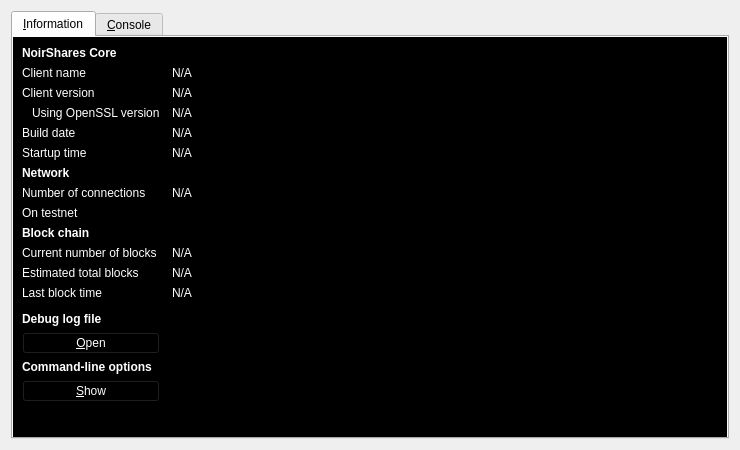
The window that src/qt/forms/rpcconsole.ui (NoirX/NoirShares-v2-old) describes before a commit, drawn with Qt 5.
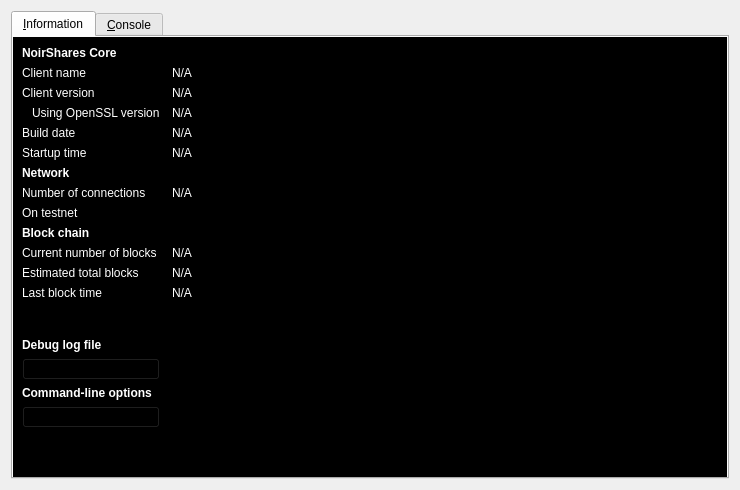
The same window after the commit. Icons and pictures are not drawn.

```diff
--- a/src/qt/forms/rpcconsole.ui
+++ b/src/qt/forms/rpcconsole.ui
@@ -7,7 +7,7 @@
     <x>0</x>
     <y>0</y>
     <width>740</width>
-    <height>450</height>
+    <height>490</height>
    </rect>
   </property>
   <property name="windowTitle">
@@ -327,6 +327,9 @@
          <property name="toolTip">
           <string>Open the NoirShares debug log file from the current data directory. This can take a few seconds for large log files.</string>
          </property>
+         <property name="styleSheet">
+          <string notr="true">color: rgb(0, 0, 0);</string>
+         </property>
          <property name="text">
           <string>&amp;Open</string>
          </property>
@@ -353,6 +356,9 @@
          <property name="toolTip">
           <string>Show the NoirShares-Qt help message to get a list with possible NoirShares command-line options.</string>
          </property>
+         <property name="styleSheet">
+          <string notr="true">color: rgb(0, 0, 0);</string>
+         </property>
          <property name="text">
           <string>&amp;Show</string>
          </property>
```
Left out of the diff: 6 changed lines with no effect on the pictures.
